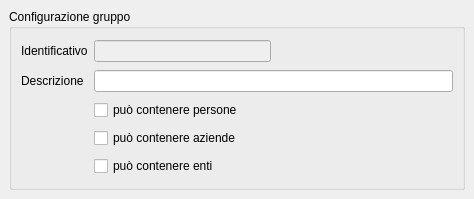
Above: src/com/axiastudio/suite/anagrafiche/forms/gruppo.ui from tizianolattisi/suitegda before the change. Below: the same form after it.
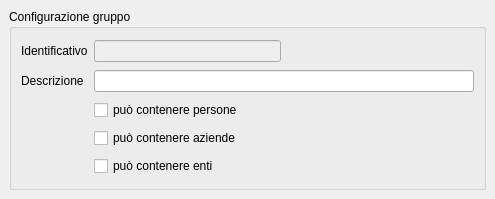
That is the form after the change.

The edit to the form file:
```diff
--- a/src/com/axiastudio/suite/anagrafiche/forms/gruppo.ui
+++ b/src/com/axiastudio/suite/anagrafiche/forms/gruppo.ui
@@ -6,7 +6,7 @@
    <rect>
     <x>0</x>
     <y>0</y>
-    <width>474</width>
+    <width>495</width>
     <height>199</height>
    </rect>
   </property>
```
Left out of the diff: 4 changed lines with no effect on the pictures.
